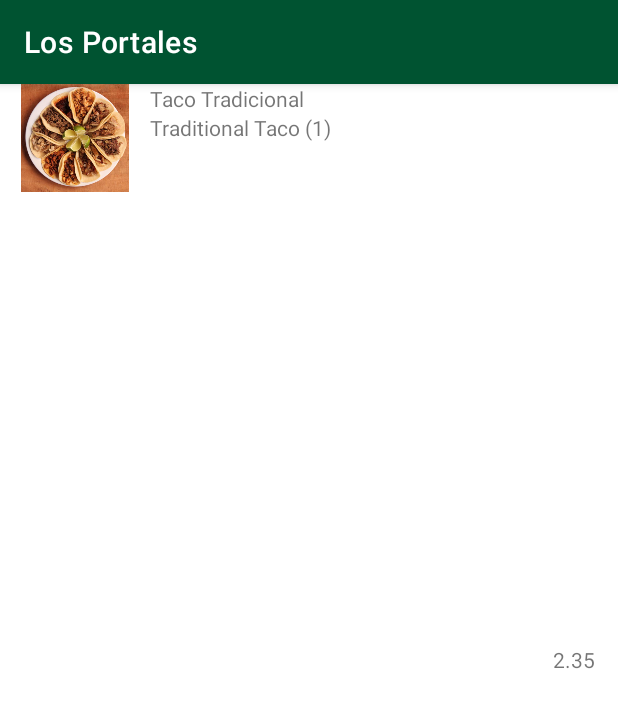
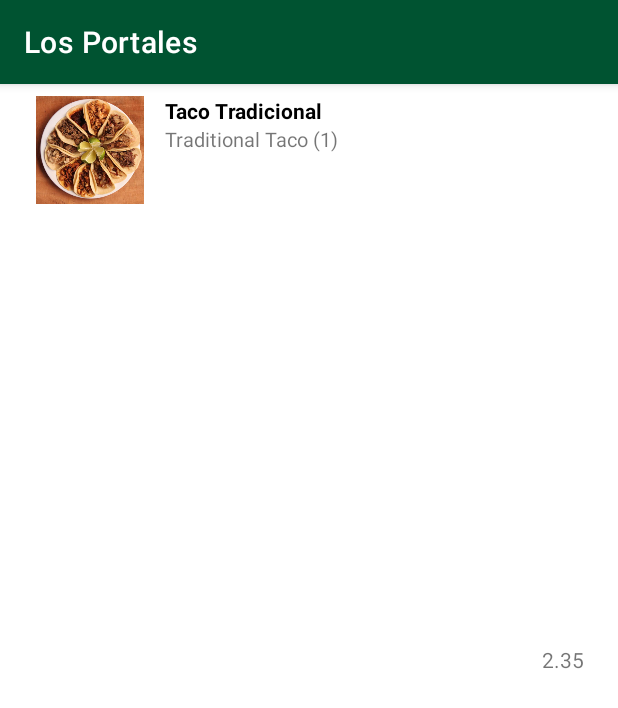
Before and after one commit to NoAndreaGF/ExamenU2_Equipo1, an Android app: the Menu_view screen opened directly, with no data from a screen before it, on a phone screen of 412 x 824 dp. Shown: the top 708 px of the screen. Run offline under Robolectric (Android 15) with nearby library versions, the phone set to English and light mode, and no system bars.

```diff
--- a/app/src/main/java/equipo1/losportales/ProductosActivity.kt
+++ b/app/src/main/java/equipo1/losportales/ProductosActivity.kt
@@ -7,6 +7,7 @@ import android.os.Bundle
 import android.view.LayoutInflater
 import android.view.View
 import android.view.ViewGroup
+import android.view.Window
 import android.widget.BaseAdapter
 import android.widget.ImageView
 import android.widget.ListView
@@ -19,6 +20,7 @@ class ProductosActivity : AppCompatActivity() {
 
     override fun onCreate(savedInstanceState: Bundle?) {
         super.onCreate(savedInstanceState)
+        supportRequestWindowFeature(Window.FEATURE_NO_TITLE)
         setContentView(R.layout.activity_productos)
 
         var menuOpcion: String? = intent.getStringExtra("menuType")
--- a/app/src/main/java/equipo1/losportales/producto_view.kt
+++ b/app/src/main/java/equipo1/losportales/producto_view.kt
@@ -2,6 +2,7 @@ package equipo1.losportales
 
 import androidx.appcompat.app.AppCompatActivity
 import android.os.Bundle
+import android.view.Window
 import android.widget.Button
 import android.widget.ImageView
 import android.widget.TextView
@@ -10,6 +11,7 @@ import android.widget.TextView
 class producto_view : AppCompatActivity() {
     override fun onCreate(savedInstanceState: Bundle?) {
         super.onCreate(savedInstanceState)
+        supportRequestWindowFeature(Window.FEATURE_NO_TITLE)
         setContentView(R.layout.activity_producto_view)
         val producto_nombre: TextView = findViewById(R.id.producto_nombre)
         val producto_precio: TextView = findViewById(R.id.producto_precio)
--- a/app/src/main/res/layout/activity_categorias.xml
+++ b/app/src/main/res/layout/activity_categorias.xml
@@ -41,9 +41,6 @@
 
     </RelativeLayout>
 
-    <TextView
-        android:layout_width="match_parent"
-        android:layout_height="wrap_content" />
     <ListView
         android:id="@+id/list_categoria"
         android:layout_width="match_parent"
--- a/app/src/main/res/layout/activity_menu_view.xml
+++ b/app/src/main/res/layout/activity_menu_view.xml
@@ -2,31 +2,41 @@
 <LinearLayout xmlns:android="http://schemas.android.com/apk/res/android"
     android:layout_width="match_parent"
     android:layout_height="match_parent"
-    android:orientation="horizontal">
+    android:paddingHorizontal="10dp"
+    android:paddingVertical="8dp">
 
-    <ImageView
+    <com.google.android.material.imageview.ShapeableImageView
         android:id="@+id/img_producto"
         android:layout_width="100dp"
         android:layout_height="72dp"
+        android:layout_centerInParent="true"
+        android:adjustViewBounds="true"
+        android:scaleType="fitCenter"
         android:src="@drawable/tacotradicional" />
 
     <LinearLayout
         android:layout_width="wrap_content"
-        android:layout_height="wrap_content"
+        android:layout_height="73dp"
         android:layout_weight="3"
-        android:orientation="vertical" >
+        android:background="@drawable/redondea"
+        android:orientation="vertical">
 
         <TextView
             android:id="@+id/producto_nombre"
             android:layout_width="wrap_content"
             android:layout_height="wrap_content"
-            android:text="@string/tacoT"/>
+            android:fontFamily="sans-serif"
+            android:text="@string/tacoT"
+            android:textColor="@color/black"
+            android:textStyle="bold" />
 
         <TextView
             android:id="@+id/producto_desc"
             android:layout_width="match_parent"
             android:layout_height="wrap_content"
-            android:text="@string/tacoT_desc" />
+            android:fontFamily="sans-serif"
+            android:text="@string/tacoT_desc"
+            android:textSize="13sp" />
 
     </LinearLayout>
 
```
Also changed, not shown: app/src/main/java/equipo1/losportales/CategoriasActivity.kt (+28 -0 lines), app/src/main/res/drawable/superior2.xml (added, +10 -0 lines), app/src/main/res/layout/activity_productos.xml (+28 -4 lines).
